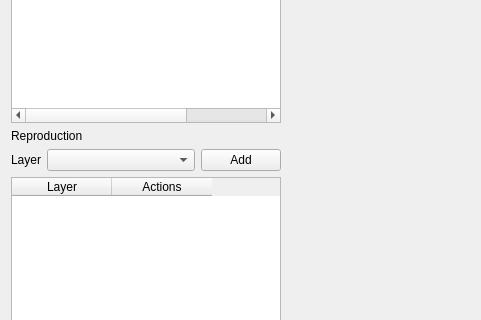
This is src/ui/view_results_dialog.ui in IPH-ECO/iph-eco-gui as Qt 5 draws it before an edit; both pictures show x 0 to 481 and y 147 to 467 of the 1108 by 659 pixel window. The edited form follows.
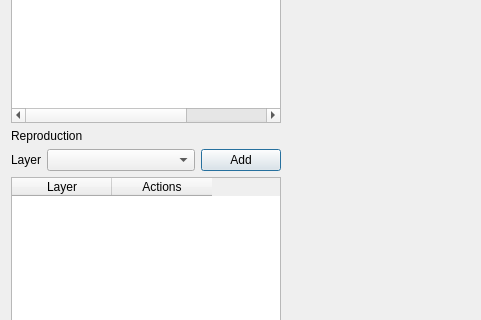
This is the edited form. Icons and pictures are not drawn. Custom widgets are drawn as their Qt base class.

```diff
--- a/src/ui/view_results_dialog.ui
+++ b/src/ui/view_results_dialog.ui
@@ -1,7 +1,7 @@
 <?xml version="1.0" encoding="UTF-8"?>
 <ui version="4.0">
  <class>ViewResultsDialog</class>
- <widget class="QWidget" name="ViewResultsDialog">
+ <widget class="QDialog" name="ViewResultsDialog">
   <property name="geometry">
    <rect>
     <x>0</x>
```
Left out of the diff: 19 changed lines with no effect on the pictures.
